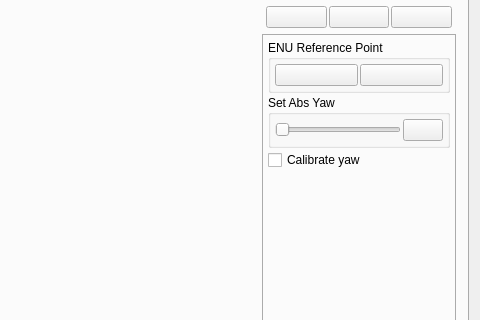
Qt form mainwindow.ui (summeryqc/RControlStation-SBS) before a commit; both pictures show x 623 to 1103 and y 170 to 490 of the 1103 by 766 pixel window.
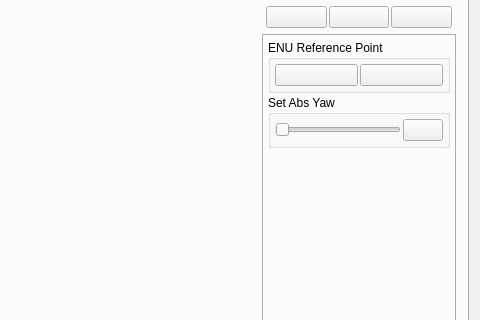
The same form after that commit. The open tabs and pages were chosen to show the change. Icons and pictures are not drawn. Custom widgets are drawn as their Qt base class.

The edit to the form file:
```diff
--- a/mainwindow.ui
+++ b/mainwindow.ui
@@ -1066,13 +1066,6 @@
                 </layout>
                </widget>
               </item>
-              <item>
-               <widget class="QCheckBox" name="checkBox">
-                <property name="text">
-                 <string>Calibrate yaw</string>
-                </property>
-               </widget>
-              </item>
               <item>
                <spacer name="verticalSpacer_2">
                 <property name="orientation">
```
Left out of the diff: 2 changed lines with no effect on the pictures.
